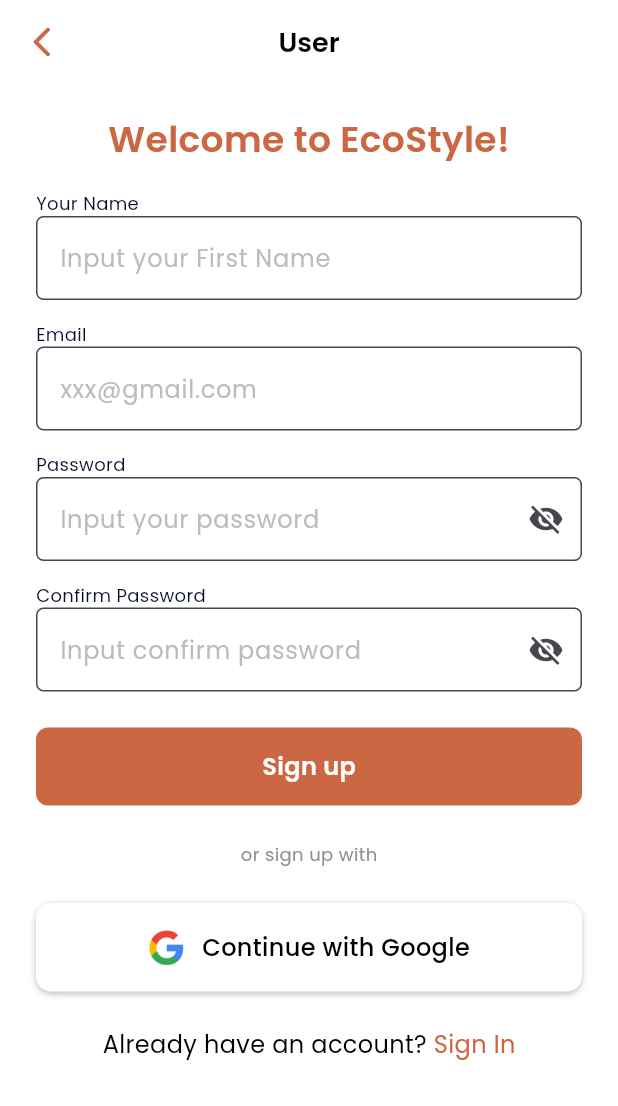
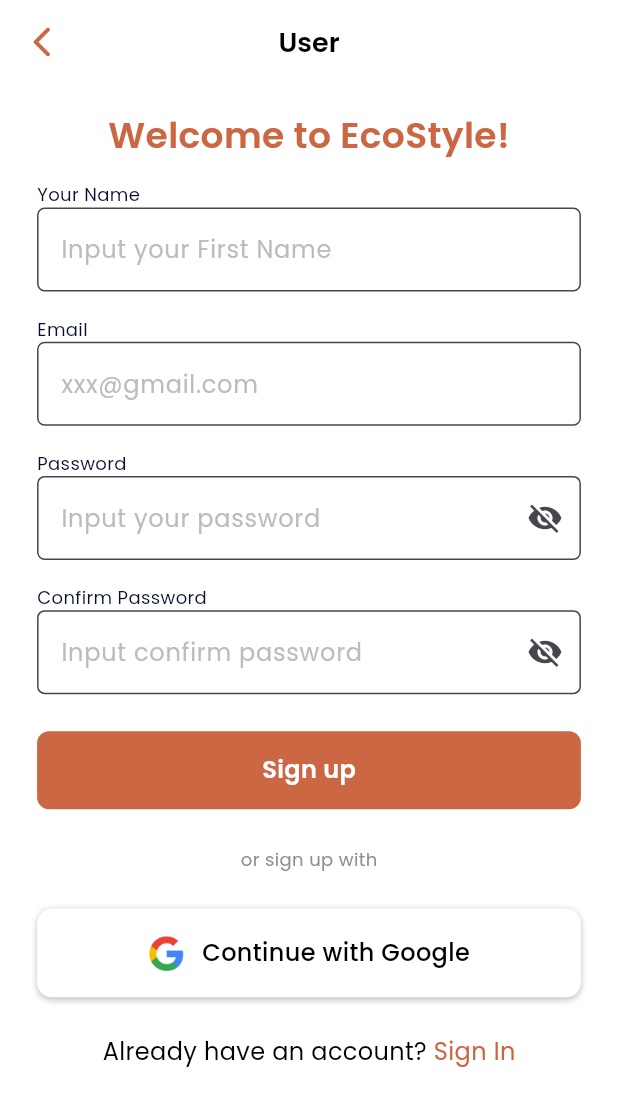
Before and after one commit to karehaa/eco-style, a Flutter app: the SignUp screen opened directly, on a phone screen of 412 x 824 dp. Shown: the top 1106 px of the screen. Run offline on Flutter 3.47's test engine with Material 3 defaults, Android fonts, the phone set to English and light mode, and no system bars.

```diff
--- a/lib/pages/registration/sign_up.dart
+++ b/lib/pages/registration/sign_up.dart
@@ -18,6 +18,12 @@ class _SignUp extends State<SignUp> {
 
   @override
   Widget build(BuildContext context) {
+    final mediaQuery = MediaQuery.of(context);
+    final screenWidth = mediaQuery.size.width;
+    final screenHeigth = mediaQuery.size.height;
+    final double padding = screenWidth * 0.06;
+    final double spacing = screenHeigth * 0.02;
+
     return Scaffold(
       backgroundColor: ColorPallete.white,
       appBar: AppBar(
@@ -47,15 +53,15 @@ class _SignUp extends State<SignUp> {
       body: SafeArea(
         child: Container(
           width: double.infinity,
-          padding: const EdgeInsets.symmetric(horizontal: 24),
+          padding: EdgeInsets.symmetric(horizontal: padding),
           child: Column(
             children: [
               Expanded(
                 child: SingleChildScrollView(
                   child: Column(
                     children: [
-                      const SizedBox(
-                        height: 19,
+                      SizedBox(
+                        height: spacing,
                       ),
                       const Text(
                         "Welcome to EcoStyle!",
@@ -66,8 +72,8 @@ class _SignUp extends State<SignUp> {
                           fontFamily: 'Poppins',
                         ),
                       ),
-                      const SizedBox(
-                        height: 18,
+                      SizedBox(
+                        height: spacing * 0.9,
                       ),
                       const Align(
                         alignment: Alignment.centerLeft,
@@ -84,8 +90,8 @@ class _SignUp extends State<SignUp> {
                       const VisibleField(
                         labelText: "Input your First Name",
                       ),
-                      const SizedBox(
-                        height: 14,
+                      SizedBox(
+                        height: spacing,
                       ),
                       const Align(
                         alignment: Alignment.centerLeft,
@@ -102,8 +108,8 @@ class _SignUp extends State<SignUp> {
                       const VisibleField(
                         labelText: "xxx@gmail.com",
                       ),
-                      const SizedBox(
-                        height: 14,
+                      SizedBox(
+                        height: spacing,
                       ),
                       const Align(
                         alignment: Alignment.centerLeft,
@@ -120,8 +126,8 @@ class _SignUp extends State<SignUp> {
                       const NonVisibleField(
                         labelText: "Input your password",
                       ),
-                      const SizedBox(
-                        height: 14,
+                      SizedBox(
+                        height: spacing,
                       ),
                       const Align(
                         alignment: Alignment.centerLeft,
@@ -138,8 +144,8 @@ class _SignUp extends State<SignUp> {
                       const NonVisibleField(
                         labelText: "Input confirm password",
                       ),
-                      const SizedBox(
-                        height: 24,
+                      SizedBox(
+                        height: spacing * 1.5,
                       ),
                       const MultiPurposeButton(
                         buttonText: "Sign up",
@@ -151,8 +157,8 @@ class _SignUp extends State<SignUp> {
                         routeDestination: SignIn(),
                         hasIcon: false,
                       ),
-                      const SizedBox(
-                        height: 24,
+                      SizedBox(
+                        height: spacing * 1.5,
                       ),
                       const Text(
                         "or sign up with",
@@ -163,8 +169,8 @@ class _SignUp extends State<SignUp> {
                           fontFamily: 'Poppins',
                         ),
                       ),
-                      const SizedBox(
-                        height: 24,
+                      SizedBox(
+                        height: spacing * 1.5,
                       ),
                       MultiPurposeButton(
                         buttonColor: ColorPallete.white,
@@ -191,8 +197,8 @@ class _SignUp extends State<SignUp> {
                           )
                         ],
                       ),
-                      const SizedBox(
-                        height: 24,
+                      SizedBox(
+                        height: spacing * 1.5,
                       ),
                       const Row(
                         mainAxisAlignment: MainAxisAlignment.center,
```
